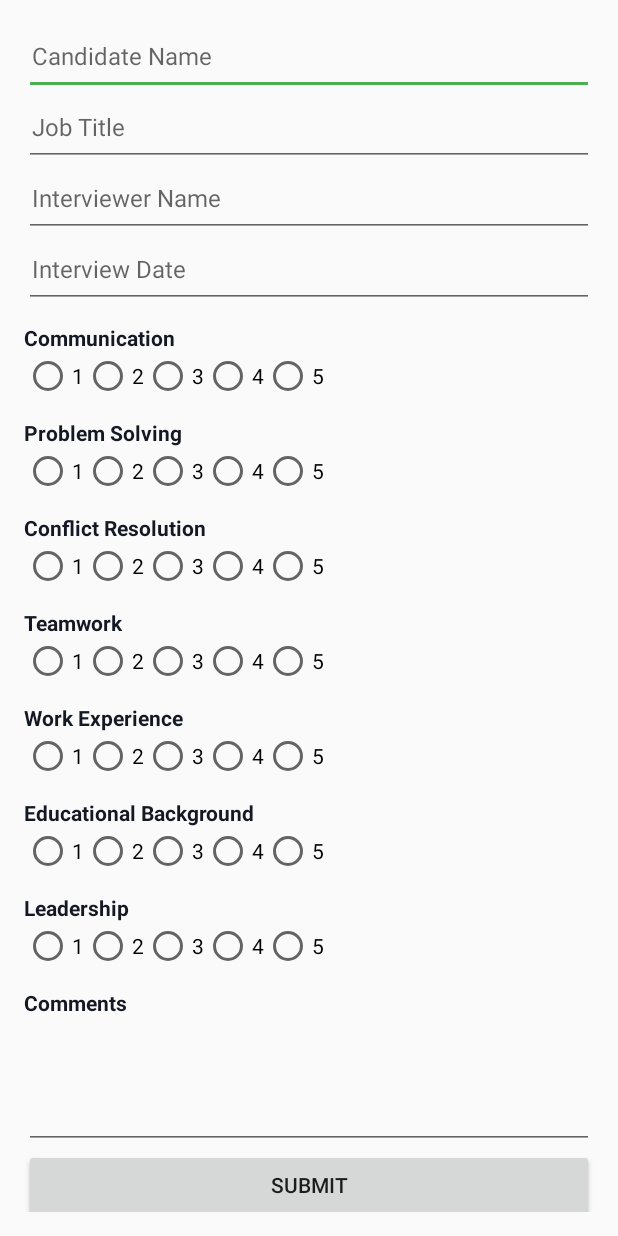
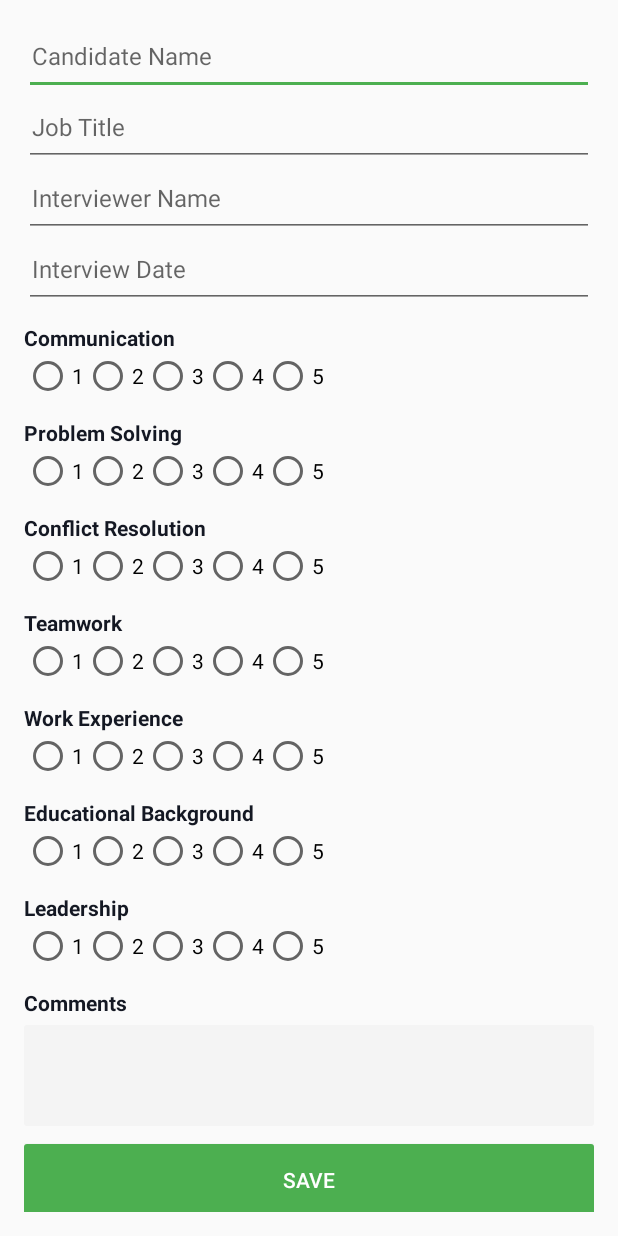
Before and after one commit to jenlesamuel/eval, an Android app: the layout fragment_evaluation.xml on its own in the app's theme, with its tools: preview values and no code run, on a phone screen of 412 x 824 dp. Run offline under Robolectric (Android 15) with nearby library versions, the phone set to English and light mode, and no system bars.

Commit message:
Modified submit button and comment views UI

```diff
--- a/app/build.gradle
+++ b/app/build.gradle
@@ -25,6 +25,7 @@ dependencies {
         exclude group: 'com.android.support', module: 'support-annotations'
     })
     compile 'com.android.support:appcompat-v7:25.0.1'
+    compile 'com.android.support:cardview-v7:25.0.1'
     compile 'com.android.support:support-v4:25.0.1'
     compile 'com.facebook.stetho:stetho:1.4.1'
     compile 'com.facebook.stetho:stetho-okhttp3:1.4.1'
--- /dev/null
+++ b/app/src/main/res/drawable/submit_bg.xml
@@ -0,0 +1,7 @@
+<?xml version="1.0" encoding="utf-8"?>
+<shape xmlns:android="http://schemas.android.com/apk/res/android">
+    <solid android:color= "@color/interviewColorPrimary" />
+    <corners android:radius="2dp" />
+    <padding android:bottom="0dp" android:left="0dp"
+        android:right="0dp" android:top="0dp" />
+</shape>
--- /dev/null
+++ b/app/src/main/res/drawable/text_area_bg.xml
@@ -0,0 +1,5 @@
+<?xml version="1.0" encoding="utf-8"?>
+<shape xmlns:android="http://schemas.android.com/apk/res/android">
+    <solid android:color= "@color/offWhite" />
+    <corners android:radius="2dp" />
+</shape>
--- a/app/src/main/res/layout/fragment_evaluation.xml
+++ b/app/src/main/res/layout/fragment_evaluation.xml
@@ -1,5 +1,6 @@
 <ScrollView xmlns:android="http://schemas.android.com/apk/res/android"
     xmlns:tools="http://schemas.android.com/tools"
+    xmlns:card_view="http://schemas.android.com/apk/res-auto"
     android:id="@+id/evaluation_root_view"
     android:layout_width="match_parent"
     android:layout_height="wrap_content"
@@ -46,6 +47,7 @@
             android:hint="@string/interview_date"
             style="@style/customEditText"
             android:layout_marginBottom="10dp"/>
+
 
         <TextView
             android:id="@+id/communication"
@@ -127,13 +129,21 @@
             android:minLines="3"
             android:maxLines="3"
             android:scrollbars="vertical"
+            android:background="@drawable/text_area_bg"
+            android:layout_marginBottom="12dp"
+            android:layout_marginTop="5dp"
+            android:paddingLeft="5dp"
             />
 
         <Button
             android:id="@+id/submit"
             android:layout_width="match_parent"
             android:layout_height="wrap_content"
-            android:text="@string/submit" />
+            android:text="@string/save"
+            android:background="@drawable/submit_bg"
+            android:textColor="@color/white"
+            android:paddingBottom="0dp"
+            android:paddingTop="0dp"/>
 
     </LinearLayout>
 
--- a/app/src/main/res/values/colors.xml
+++ b/app/src/main/res/values/colors.xml
@@ -8,5 +8,8 @@
     <color name="interviewTextColorPrimary">#FFFFFF</color>
     <color name='customGrey'>#CCC</color>
     <color name='white'>#FFF</color>
+    <color name='offWhite'>#f4f4f4</color>
     <color name='colorHint'>#B1BDD6</color>
+    <color name='evaluationWindowBg'>#EEEEEE</color>
+
 </resources>
--- a/app/src/main/res/values/strings.xml
+++ b/app/src/main/res/values/strings.xml
@@ -21,9 +21,10 @@
 
 
     <string name="submit">Submit</string>
+    <string name="save">Save</string>
     <string name="sync">Sync</string>
     <string name="evaluation_record_creation_error">Could not create evaluation record</string>
-    <string name="evaluation_record_creation_success">Record successfully created</string>
+    <string name="evaluation_record_creation_success">Record successfully saved</string>
     <string name="validation_error">Please correct error(s) and try again</string>
     <string name="sync_success">Records successfully synced</string>
     <string name="sync_failed">Error occured while syncing</string>
--- a/app/src/main/res/values/styles.xml
+++ b/app/src/main/res/values/styles.xml
@@ -18,6 +18,7 @@
         <item name="android:paddingLeft">5dp</item>
         <item name="android:paddingBottom">15dp</item>
         <item name="android:textSize">16sp</item>
+        <item name="android:singleLine">true</item>
     </style>
 
     <style name="customText">
@@ -32,6 +33,7 @@
         <item name='android:paddingBottom'>5dp</item>
         <item name='android:textColorHint'>@color/colorHint</item>
         <item name='android:textColor'>#FFFFFF</item>
+        <item name='android:singleLine'>true</item>
     </style>
 
     <style name='LoginButton'>
```
Also changed, not shown: app/src/main/res/drawable/evaluation_edittext.xml (added, +14 -0 lines).
